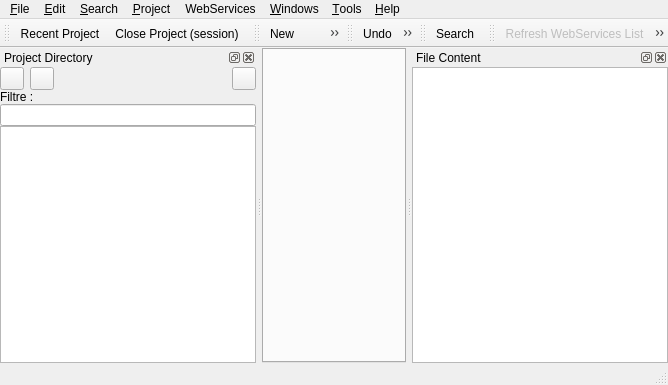
Above: ui/mainform.ui from phoenix741/xinx before the change. Below: the same form after it.
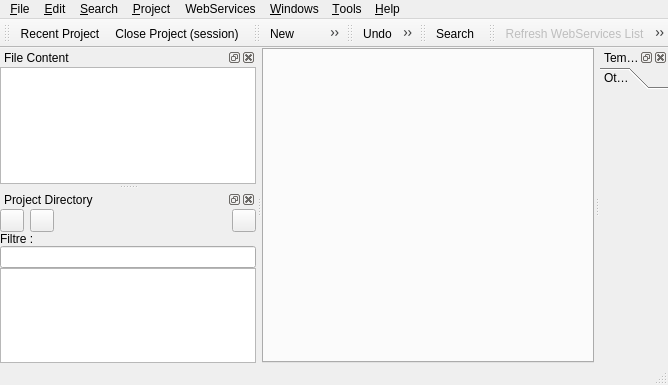
That is the form after the change. Icons and pictures are not drawn. Custom widgets are drawn as their Qt base class.

Commit message: On avance un peu sur les templates ;)

The edit to the form file:
```diff
--- a/ui/mainform.ui
+++ b/ui/mainform.ui
@@ -21,7 +21,7 @@
      <number>0</number>
     </property>
     <property name="spacing" >
-     <number>0</number>
+     <number>6</number>
     </property>
     <item row="0" column="0" >
      <widget class="TabEditor" name="m_tabEditors" />
@@ -224,7 +224,7 @@
     <string>File Content</string>
    </property>
    <attribute name="dockWidgetArea" >
-    <number>2</number>
+    <number>1</number>
    </attribute>
    <widget class="QWidget" name="dockWidgetContents" >
     <layout class="QGridLayout" >
@@ -232,7 +232,7 @@
       <number>0</number>
      </property>
      <property name="spacing" >
-      <number>0</number>
+      <number>6</number>
      </property>
      <item row="0" column="0" >
       <widget class="QTreeView" name="m_xslContentTreeView" >
@@ -345,6 +345,44 @@
    <addaction name="m_refreshWebServicesListAct" />
    <addaction name="m_callWebServicesAct" />
   </widget>
+  <widget class="QDockWidget" name="m_snipetDock" >
+   <property name="windowTitle" >
+    <string>Template</string>
+   </property>
+   <attribute name="dockWidgetArea" >
+    <number>2</number>
+   </attribute>
+   <widget class="QWidget" name="dockWidgetContents_3" >
+    <layout class="QGridLayout" >
+     <property name="margin" >
+      <number>0</number>
+     </property>
+     <property name="spacing" >
+      <number>6</number>
+     </property>
+     <item row="0" column="0" >
+      <widget class="QToolBox" name="m_snipetToolBox" >
+       <property name="currentIndex" >
+        <number>0</number>
+       </property>
+       <widget class="QWidget" name="other" >
+        <property name="geometry" >
+         <rect>
+          <x>0</x>
+          <y>0</y>
+          <width>70</width>
+          <height>261</height>
+         </rect>
+        </property>
+        <attribute name="label" >
+         <string>Other</string>
+        </attribute>
+       </widget>
+      </widget>
+     </item>
+    </layout>
+   </widget>
+  </widget>
   <action name="m_newAct" >
    <property name="icon" >
     <iconset resource="../application.qrc" >:/images/filenew.png</iconset>
```
Left out of the diff: 8 changed lines with no effect on the pictures. The commit also changes 2 other files.
